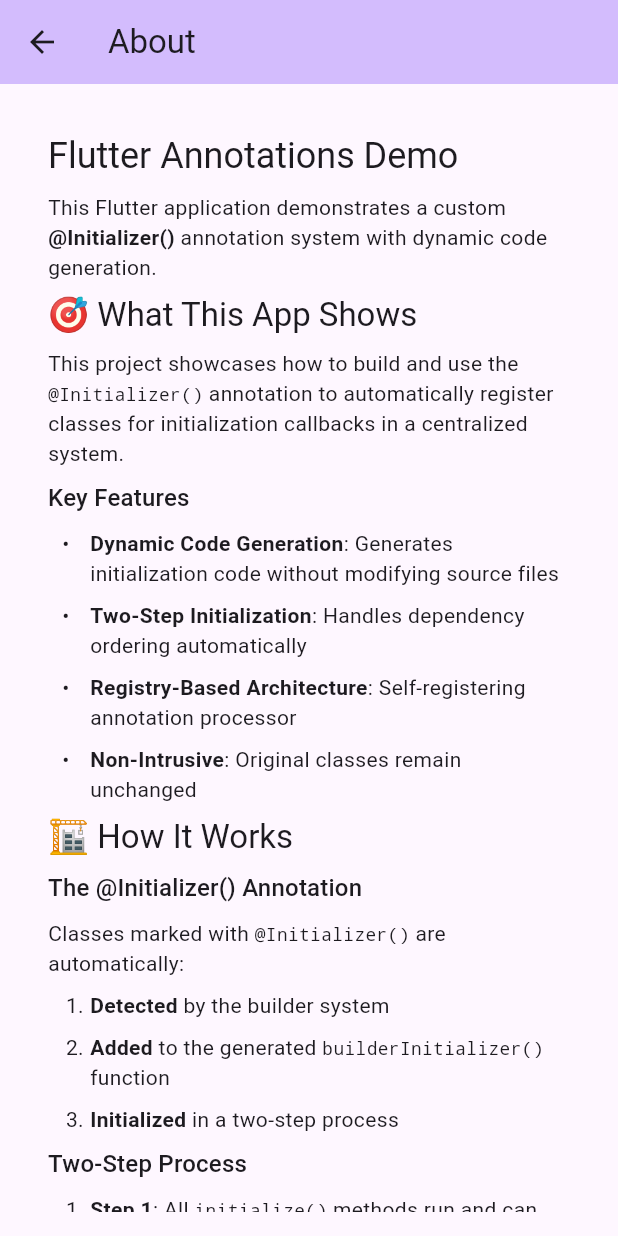
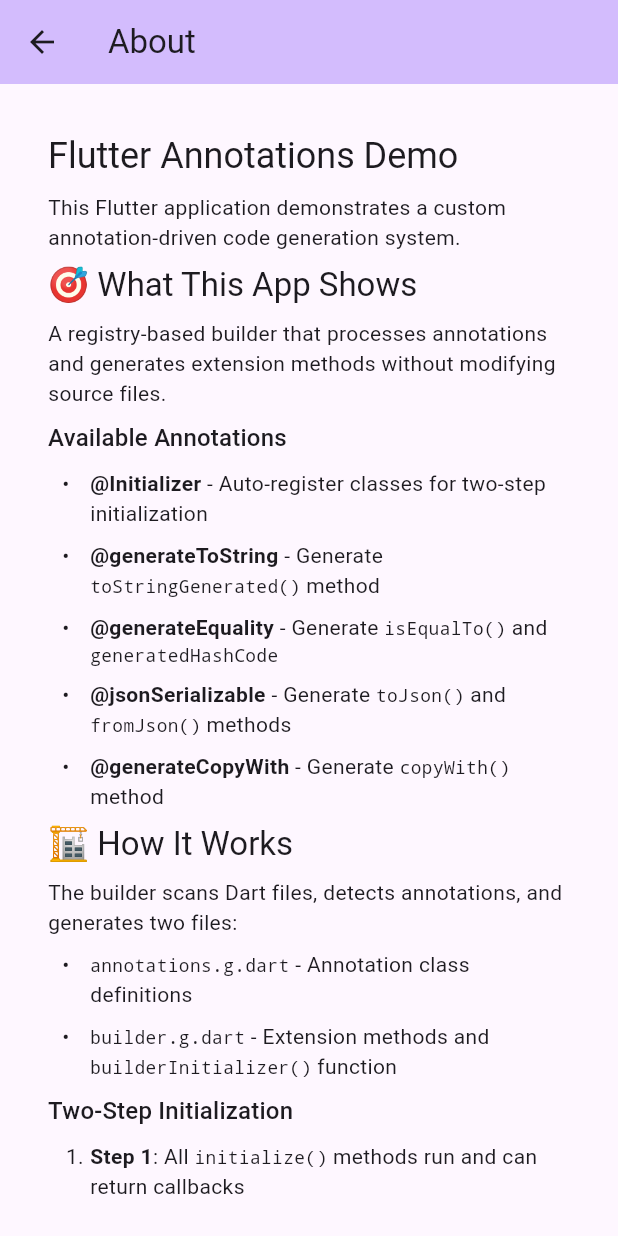
Before and after one commit to epatel/flutter_annotations_demo, a Flutter app: the AboutScreen screen opened directly, on a phone screen of 412 x 824 dp. Run offline on Flutter 3.47's test engine with Material 3 defaults, Android fonts, the phone set to English and light mode, and no system bars; our stand-ins replace flutter_markdown, go_router.

Commit message:
update markdown

````diff
--- a/lib/options/about.dart
+++ b/lib/options/about.dart
@@ -50,70 +50,72 @@
 const String _aboutMarkdown = '''
 # Flutter Annotations Demo
 
-This Flutter application demonstrates a custom **@Initializer()** annotation system with dynamic code generation.
+This Flutter application demonstrates a custom annotation-driven code generation system.
 
 ## 🎯 What This App Shows
 
-This project showcases how to build and use the `@Initializer()` annotation to automatically register classes for initialization callbacks in a centralized system.
+A registry-based builder that processes annotations and generates extension methods without modifying source files.
 
-### Key Features
+### Available Annotations
 
-- **Dynamic Code Generation**: Generates initialization code without modifying source files
-- **Two-Step Initialization**: Handles dependency ordering automatically
-- **Registry-Based Architecture**: Self-registering annotation processor
-- **Non-Intrusive**: Original classes remain unchanged
+- **@Initializer** - Auto-register classes for two-step initialization
+- **@generateToString** - Generate `toStringGenerated()` method
+- **@generateEquality** - Generate `isEqualTo()` and `generatedHashCode`
+- **@jsonSerializable** - Generate `toJson()` and `fromJson()` methods
+- **@generateCopyWith** - Generate `copyWith()` method
 
 ## 🏗️ How It Works
 
-### The @Initializer() Annotation
+The builder scans Dart files, detects annotations, and generates two files:
+- `annotations.g.dart` - Annotation class definitions
+- `builder.g.dart` - Extension methods and `builderInitializer()` function
 
-Classes marked with `@Initializer()` are automatically:
-
-1. **Detected** by the builder system
-2. **Added** to the generated `builderInitializer()` function
-3. **Initialized** in a two-step process
-
-### Two-Step Process
+### Two-Step Initialization
 
 1. **Step 1**: All `initialize()` methods run and can return callbacks
-2. **Step 2**: All returned callbacks execute, allowing services to access dependencies
+2. **Step 2**: All returned callbacks execute, allowing access to dependencies
 
 ## 🔧 Example Usage
 
 ```dart
 @Initializer()
-class MyService {
+class CounterOption {
   static Function()? initialize() {
-    // Step 1: Register the service
-    ServiceLocator.register<MyService>(MyService());
+    // Register navigation option
+    addOption({
+      'title': 'Counter',
+      'route': '/counter',
+      'icon': Icons.calculate,
+      'screen': () => const CounterScreen(),
+    });
 
-    // Return callback for step 2
-    return () {
-      // Step 2: Configure with dependencies
-      final otherService = ServiceLocator.get<OtherService>();
-      // Configure this service with dependencies
-    };
+    // Register state provider
+    addChangeNotifierProvider<CounterProvider>(
+      ChangeNotifierProvider(create: (_) => CounterProvider()),
+    );
+
+    return null; // or return callback for step 2
   }
 }
 ```
 
 ## 🚀 Development Commands
 
-This project includes a comprehensive Makefile:
-
 - `make reset` - Clean and install dependencies
 - `make generate` - Generate annotation code
 - `make run` - Run the app
 - `make test` - Run tests
+- `make format` - Format code
+- `make analyze` - Analyze code
 - `make build` - Build for web
 
 ## 📚 Learn More
 
-- Check the project's README.md for detailed documentation
-- Explore the `builder/` directory for the annotation system implementation
-- See `lib/options/` for examples of `@Initializer()` usage
+- Check `README.md` for quick start guide
+- Explore `builder/` directory for builder system details
+- See `lib/options/` for real examples of `@Initializer()` usage
 
 ---
 
-*This demo shows how custom annotations can solve real-world problems like dependency injection and service initialization in Flutter applications.*
+*Built with go_router, provider, and custom code generation.*
 ''';
````
